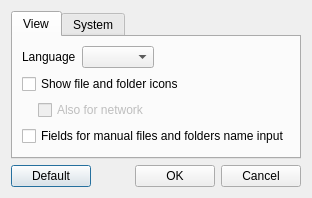
Before: the Qt Designer form GUI/Forms/SettingsForm.ui in danielhuang2005/MultiCopy, drawn with Qt 5.
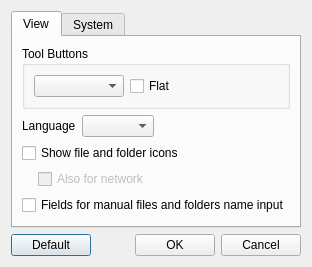
After: the same form once the commit is applied. Icons and pictures are not drawn.

Diff of the .ui file:
```diff
--- a/GUI/Forms/SettingsForm.ui
+++ b/GUI/Forms/SettingsForm.ui
@@ -10,7 +10,7 @@
     <x>0</x>
     <y>0</y>
     <width>281</width>
-    <height>196</height>
+    <height>257</height>
    </rect>
   </property>
   <property name="windowTitle">
@@ -34,6 +34,61 @@
        <string>View</string>
       </attribute>
       <layout class="QVBoxLayout" name="verticalLayout_3">
+       <item>
+        <widget class="QGroupBox" name="groupBox">
+         <property name="title">
+          <string>Tool Buttons</string>
+         </property>
+         <layout class="QVBoxLayout" name="verticalLayout">
+          <item>
+           <layout class="QHBoxLayout" name="horizontalLayout">
+            <item>
+             <widget class="QComboBox" name="ToolButtonStyle">
+              <property name="currentIndex">
+               <number>-1</number>
+              </property>
+              <item>
+               <property name="text">
+                <string>Icon only</string>
+               </property>
+              </item>
+              <item>
+               <property name="text">
+                <string>Text only</string>
+               </property>
+              </item>
+              <item>
+               <property name="text">
+                <string>Icon &amp; Text</string>
+               </property>
+              </item>
+             </widget>
+            </item>
+            <item>
+             <widget class="QCheckBox" name="FlatToolButtons">
+              <property name="text">
+               <string>Flat</string>
+              </property>
+             </widget>
+            </item>
+            <item>
+             <spacer name="horizontalSpacer_2">
+              <property name="orientation">
+               <enum>Qt::Horizontal</enum>
+              </property>
+              <property name="sizeHint" stdset="0">
+               <size>
+                <width>40</width>
+                <height>20</height>
+               </size>
+              </property>
+             </spacer>
+            </item>
+           </layout>
+          </item>
+         </layout>
+        </widget>
+       </item>
        <item>
         <layout class="QHBoxLayout" name="horizontalLayout_4">
          <item>
@@ -103,7 +158,7 @@
         </widget>
        </item>
        <item>
-        <spacer name="verticalSpacer_2">
+        <spacer name="verticalSpacer">
          <property name="orientation">
           <enum>Qt::Vertical</enum>
          </property>
```
Left out of the diff: 37 changed lines with no effect on the pictures.
